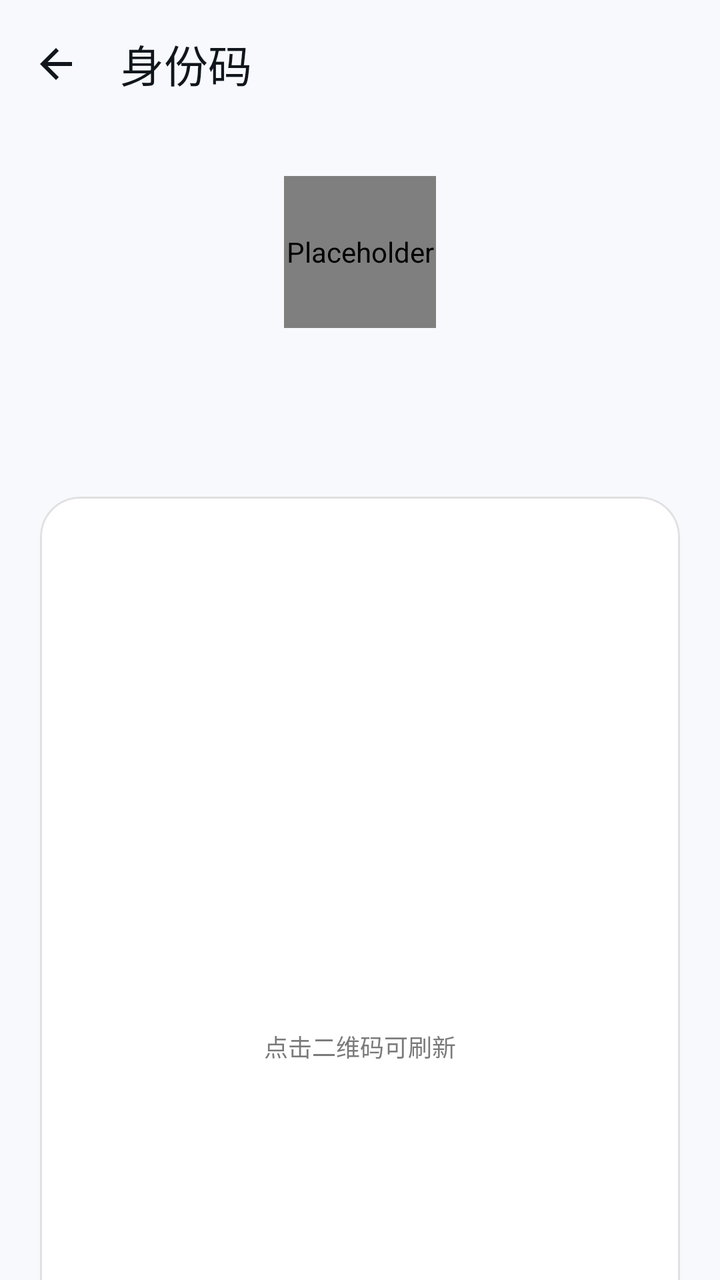
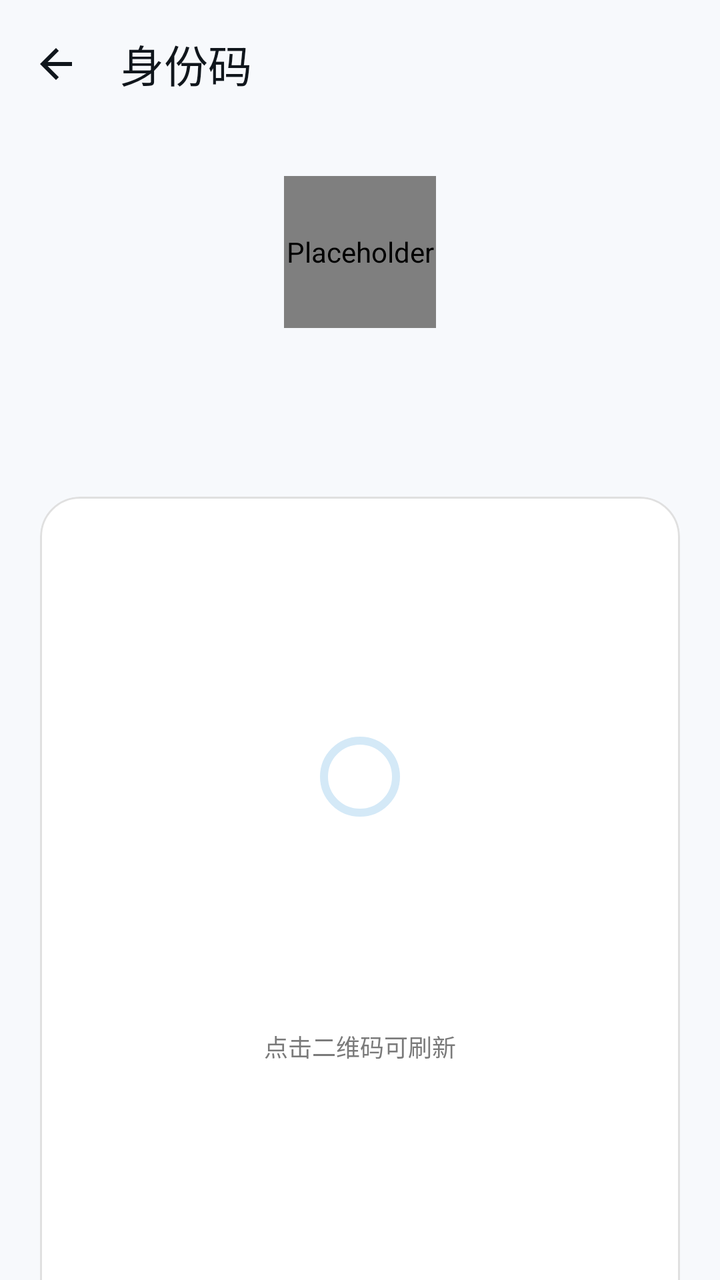

An Android layout rendered at two revisions. The XML below is the earlier revision; the diff shows what the commit changed to produce the second picture.
<!-- AndroidManifest.xml: application theme Theme.LanhangLite -->
<!-- res/layout/activity_id_card.xml -->
<?xml version="1.0" encoding="utf-8"?>
<LinearLayout xmlns:android="http://schemas.android.com/apk/res/android"
    xmlns:app="http://schemas.android.com/apk/res-auto"
    android:layout_width="match_parent"
    android:layout_height="match_parent"
    android:background="?attr/colorSurface"
    android:orientation="vertical">

    <com.google.android.material.appbar.MaterialToolbar
        android:id="@+id/toolbar"
        style="@style/Widget.Lanhang.Toolbar"
        android:layout_width="match_parent"
        android:layout_height="wrap_content"
        android:minHeight="@dimen/top_app_bar_height"
        app:navigationContentDescription="@string/common_back"
        app:navigationIcon="@drawable/ic_back"
        app:title="@string/id_card_title" />

    <ScrollView
        android:id="@+id/scroll"
        android:layout_width="match_parent"
        android:layout_height="0dp"
        android:layout_weight="1"
        android:clipToPadding="false"
        android:fillViewport="true"
        android:scrollbars="none">

        <LinearLayout
            android:layout_width="match_parent"
            android:layout_height="wrap_content"
            android:gravity="center_horizontal"
            android:orientation="vertical"
            android:paddingStart="20dp"
            android:paddingTop="24dp"
            android:paddingEnd="20dp"
            android:paddingBottom="28dp">

            <FrameLayout
                android:layout_width="76dp"
                android:layout_height="76dp"
                android:background="@drawable/bg_id_card_avatar">

                <com.lanhang.lite.ui.AvatarView
                    android:id="@+id/imgAvatar"
                    android:layout_width="match_parent"
                    android:layout_height="match_parent"
                    android:contentDescription="@null" />
            </FrameLayout>

            <TextView
                android:id="@+id/tvName"
                android:layout_width="wrap_content"
                android:layout_height="wrap_content"
                android:layout_marginTop="12dp"
                android:textColor="?attr/colorOnSurface"
                android:textSize="21sp"
                android:textStyle="bold" />

            <TextView
                android:id="@+id/tvStaffNo"
                android:layout_width="wrap_content"
                android:layout_height="wrap_content"
                android:layout_marginTop="3dp"
                android:textColor="?attr/colorOnSurfaceVariant"
                android:textSize="14sp" />

            <TextView
                android:id="@+id/tvOrg"
                android:layout_width="wrap_content"
                android:layout_height="wrap_content"
                android:layout_marginTop="2dp"
                android:gravity="center"
                android:textColor="?attr/colorOnSurfaceVariant"
                android:textSize="13sp"
                android:visibility="gone" />

            
            <com.google.android.material.card.MaterialCardView
                android:id="@+id/cardCode"
                android:layout_width="match_parent"
                android:layout_height="wrap_content"
                android:layout_marginTop="22dp"
                app:cardBackgroundColor="@android:color/white"
                app:cardCornerRadius="20dp"
                app:cardElevation="0dp"
                app:strokeColor="#1F000000"
                app:strokeWidth="1dp">

                <LinearLayout
                    android:layout_width="match_parent"
                    android:layout_height="wrap_content"
                    android:gravity="center_horizontal"
                    android:orientation="vertical"
                    android:paddingStart="20dp"
                    android:paddingTop="20dp"
                    android:paddingEnd="20dp"
                    android:paddingBottom="18dp">

                    <FrameLayout
                        android:layout_width="240dp"
                        android:layout_height="240dp">

                        <ImageView
                            android:id="@+id/imgQr"
                            android:layout_width="match_parent"
                            android:layout_height="match_parent"
                            android:background="@android:color/white"
                            android:contentDescription="@string/id_card_qr_desc"
                            android:scaleType="fitCenter" />

                        <ProgressBar
                            android:id="@+id/qrProgress"
                            android:layout_width="36dp"
                            android:layout_height="36dp"
                            android:layout_gravity="center"
                            android:indeterminateTint="#FF084168" />
                    </FrameLayout>

                    <TextView
                        android:id="@+id/tvQrHint"
                        android:layout_width="wrap_content"
                        android:layout_height="wrap_content"
                        android:layout_marginTop="6dp"
                        android:text="@string/id_card_tap_to_refresh"
                        android:textColor="#FF7A7A7A"
                        android:textSize="12sp" />

                    <ImageView
                        android:id="@+id/imgBarcode"
                        android:layout_width="match_parent"
                        android:layout_height="74dp"
                        android:layout_marginTop="16dp"
                        android:background="@android:color/white"
                        android:contentDescription="@string/id_card_barcode_desc"
                        android:scaleType="fitXY" />

                    <TextView
                        android:id="@+id/tvBarcodeText"
                        android:layout_width="wrap_content"
                        android:layout_height="wrap_content"
                        android:layout_marginTop="4dp"
                        android:letterSpacing="0.14"
                        android:textColor="#FF1A1A1A"
                        android:textSize="12sp" />
                </LinearLayout>
            </com.google.android.material.card.MaterialCardView>

            <TextView
                android:id="@+id/tvError"
                android:layout_width="match_parent"
                android:layout_height="wrap_content"
                android:layout_marginTop="12dp"
                android:gravity="center"
                android:textColor="?attr/colorError"
                android:textSize="13sp"
                android:visibility="gone" />

            <LinearLayout
                android:layout_width="match_parent"
                android:layout_height="wrap_content"
                android:layout_marginTop="14dp"
                android:gravity="center_vertical"
                android:orientation="horizontal">

                <TextView
                    android:id="@+id/tvRefreshedAt"
                    android:layout_width="0dp"
                    android:layout_height="wrap_content"
                    android:layout_weight="1"
                    android:textColor="?attr/colorOnSurfaceVariant"
                    android:textSize="13sp" />

                <com.google.android.material.button.MaterialButton
                    android:id="@+id/btnRefresh"
                    style="@style/Widget.Material3.Button.TextButton"
                    android:layout_width="wrap_content"
                    android:layout_height="wrap_content"
                    android:minWidth="0dp"
                    android:text="@string/id_card_refresh" />
            </LinearLayout>

            <TextView
                android:layout_width="match_parent"
                android:layout_height="wrap_content"
                android:layout_marginTop="10dp"
                android:gravity="center"
                android:text="@string/id_card_tip"
                android:textColor="?attr/colorOnSurfaceVariant"
                android:textSize="12sp" />
        </LinearLayout>
    </ScrollView>
</LinearLayout>
<!-- resources referenced by this layout -->
<resources>
  <dimen name="top_app_bar_height">64dp</dimen>
  <!-- drawable bg_id_card_avatar (drawable) -->
  <?xml version="1.0" encoding="utf-8"?>
  <shape xmlns:android="http://schemas.android.com/apk/res/android"
      android:shape="oval">
      <solid android:color="?attr/colorSurfaceContainerHighest" />
  </shape>
  <!-- drawable ic_back (drawable) -->
  <?xml version="1.0" encoding="utf-8"?>
  <vector xmlns:android="http://schemas.android.com/apk/res/android"
      android:width="24dp"
      android:height="24dp"
      android:tint="@android:color/white"
      android:viewportWidth="24"
      android:viewportHeight="24">
      <path
          android:fillColor="#FFFFFF"
          android:pathData="M20,11H7.83l5.59,-5.59L12,4l-8,8 8,8 1.41,-1.41L7.83,13H20v-2z" />
  </vector>
  <string name="common_back">返回</string>
  <string name="id_card_barcode_desc">身份码条形码</string>
  <string name="id_card_qr_desc">身份码二维码</string>
  <string name="id_card_refresh">刷新</string>
  <string name="id_card_tap_to_refresh">点击二维码可刷新</string>
  <string name="id_card_tip">身份码为动态码，每次刷新都会变更；请勿截图外传</string>
  <string name="id_card_title">身份码</string>
  <style name="Widget.Lanhang.Toolbar" parent="Widget.Material3.Toolbar.Surface">
          <item name="titleTextColor">?attr/colorOnSurface</item>
          <item name="navigationIconTint">?attr/colorOnSurface</item>
          <item name="titleTextAppearance">@style/TextAppearance.Lanhang.ToolbarTitle</item>
          
          <item name="buttonGravity">center_vertical</item>
      </style>
  <style name="Theme.LanhangLite" parent="Base.Theme.LanhangLite" />
  <style name="TextAppearance.Lanhang.ToolbarTitle" parent="TextAppearance.Material3.TitleLarge">
          <item name="android:textSize">@dimen/text_title_large</item>
          <item name="android:textStyle">normal</item>
      </style>
  <dimen name="text_title_large">22sp</dimen>
  <color name="primary">#084168</color>
  <color name="on_primary">#FFFFFFFF</color>
  <color name="primary_container">#D4E9F7</color>
  <color name="on_primary_container">#052F4A</color>
  <color name="secondary_container">#D4E9F7</color>
  <color name="on_secondary_container">#052F4A</color>
  <color name="surface">#F7F9FC</color>
  <color name="surface_container_lowest">#FFFFFF</color>
  <color name="surface_container_low">#F0F4F9</color>
  <color name="surface_container">#EAF0F6</color>
  <color name="surface_container_high">#E1E9F1</color>
  <color name="surface_container_highest">#D9E2EC</color>
  <color name="surface_variant">#DCE5EE</color>
  <color name="on_surface">#10161C</color>
  <color name="on_surface_variant">#43505C</color>
  <color name="outline">#6F7C89</color>
  <color name="outline_variant">#C0CAD5</color>
  <!-- unchanged entries left out for length: 1 -->
</resources>

<!-- the commit's change to res/layout/activity_id_card.xml (unified diff, before → after) -->
@@ -108,12 +108,12 @@
                             android:contentDescription="@string/id_card_qr_desc"
                             android:scaleType="fitCenter" />
 
-                        <ProgressBar
+                        <com.google.android.material.progressindicator.CircularProgressIndicator
                             android:id="@+id/qrProgress"
-                            android:layout_width="36dp"
-                            android:layout_height="36dp"
+                            android:layout_width="wrap_content"
+                            android:layout_height="wrap_content"
                             android:layout_gravity="center"
-                            android:indeterminateTint="#FF084168" />
+                            app:indicatorColor="#FF084168" />
                     </FrameLayout>
 
                     <TextView
